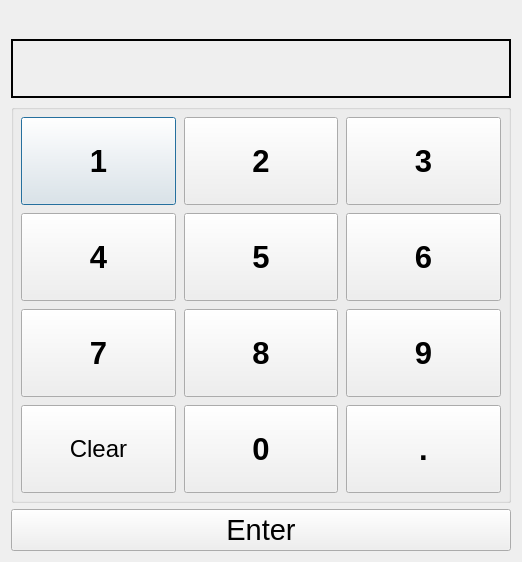
The window that ui/NumPad.ui (guyuhong/CLAMS) describes before a commit, drawn with Qt 5.
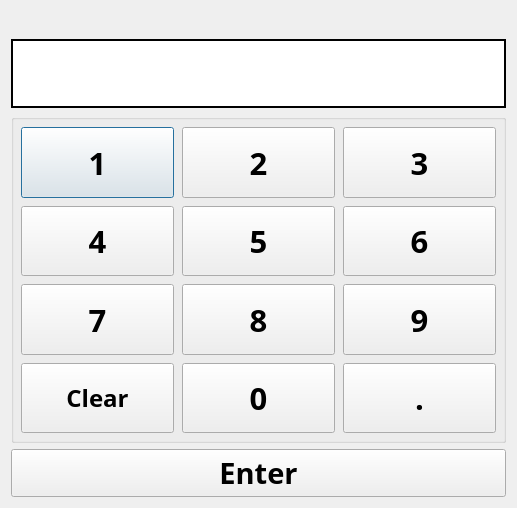
The same window after the commit.

Patch:
```diff
--- a/ui/NumPad.ui
+++ b/ui/NumPad.ui
@@ -9,8 +9,8 @@
    <rect>
     <x>0</x>
     <y>0</y>
-    <width>522</width>
-    <height>562</height>
+    <width>517</width>
+    <height>508</height>
    </rect>
   </property>
   <property name="windowTitle">
@@ -33,13 +33,19 @@
     <widget class="QLabel" name="dispBox">
      <property name="font">
       <font>
+       <family>Arial Black</family>
        <pointsize>36</pointsize>
-       <weight>50</weight>
-       <bold>false</bold>
+       <weight>75</weight>
+       <bold>true</bold>
       </font>
      </property>
      <property name="autoFillBackground">
-      <bool>true</bool>
+      <bool>false</bool>
+     </property>
+     <property name="styleSheet">
+      <string notr="true">QWidget {
+    background-color: white;
+}</string>
      </property>
      <property name="frameShape">
       <enum>QFrame::WinPanel</enum>
@@ -92,6 +98,7 @@
         </property>
         <property name="font">
          <font>
+          <family>Arial Black</family>
           <pointsize>23</pointsize>
           <weight>75</weight>
           <bold>true</bold>
@@ -112,6 +119,7 @@
         </property>
         <property name="font">
          <font>
+          <family>Arial Black</family>
           <pointsize>23</pointsize>
           <weight>75</weight>
           <bold>true</bold>
@@ -132,6 +140,7 @@
         </property>
         <property name="font">
          <font>
+          <family>Arial Black</family>
           <pointsize>23</pointsize>
           <weight>75</weight>
           <bold>true</bold>
@@ -152,6 +161,7 @@
         </property>
         <property name="font">
          <font>
+          <family>Arial Black</family>
           <pointsize>23</pointsize>
           <weight>75</weight>
           <bold>true</bold>
@@ -172,6 +182,7 @@
         </property>
         <property name="font">
          <font>
+          <family>Arial Black</family>
           <pointsize>23</pointsize>
           <weight>75</weight>
           <bold>true</bold>
@@ -192,6 +203,7 @@
         </property>
         <property name="font">
          <font>
+          <family>Arial Black</family>
           <pointsize>23</pointsize>
           <weight>75</weight>
           <bold>true</bold>
@@ -212,6 +224,7 @@
         </property>
         <property name="font">
          <font>
+          <family>Arial Black</family>
           <pointsize>23</pointsize>
           <weight>75</weight>
           <bold>true</bold>
@@ -232,6 +245,7 @@
         </property>
         <property name="font">
          <font>
+          <family>Arial Black</family>
           <pointsize>23</pointsize>
           <weight>75</weight>
           <bold>true</bold>
@@ -252,6 +266,7 @@
         </property>
         <property name="font">
          <font>
+          <family>Arial Black</family>
           <pointsize>23</pointsize>
           <weight>75</weight>
           <bold>true</bold>
@@ -272,7 +287,10 @@
         </property>
         <property name="font">
          <font>
+          <family>Arial Black</family>
           <pointsize>18</pointsize>
+          <weight>75</weight>
+          <bold>true</bold>
          </font>
         </property>
         <property name="text">
@@ -290,6 +308,7 @@
         </property>
         <property name="font">
          <font>
+          <family>Arial Black</family>
           <pointsize>23</pointsize>
           <weight>75</weight>
           <bold>true</bold>
@@ -310,6 +329,7 @@
         </property>
         <property name="font">
          <font>
+          <family>Arial Black</family>
           <pointsize>23</pointsize>
           <weight>75</weight>
           <bold>true</bold>
@@ -327,7 +347,10 @@
     <widget class="QPushButton" name="pBtnEnt">
      <property name="font">
       <font>
+       <family>Arial Black</family>
        <pointsize>22</pointsize>
+       <weight>75</weight>
+       <bold>true</bold>
       </font>
      </property>
      <property name="text">
```
